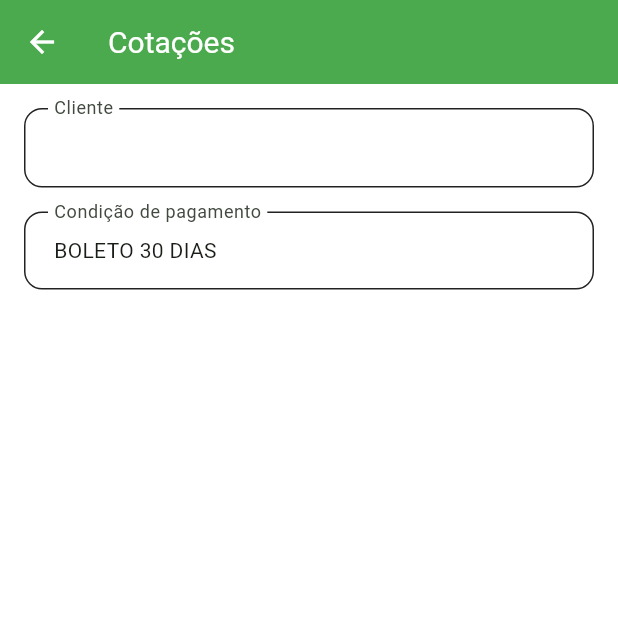
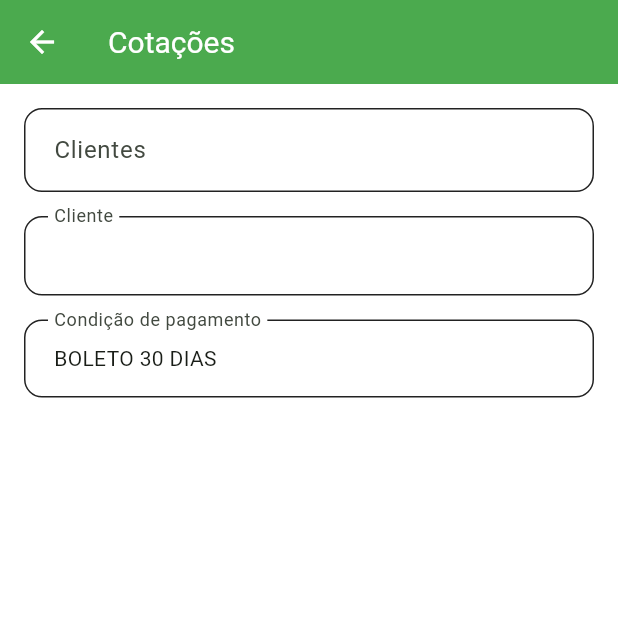
Before and after one commit to leandro-pilz/app_vendas_lite, a Flutter app: the QuotesPage screen opened by its route, on a phone screen of 412 x 824 dp, the top half of it. Run offline on Flutter 3.47's test engine with Material 2 defaults, Android fonts, the phone set to English and light mode, and no system bars; our stand-ins replace brasil_fields, go_router, sqflite; accounts and stored records are empty.

Commit message:
feat - Implementado o auto complete dinâmico.

```diff
--- a/lib/entities/customer_entity.dart
+++ b/lib/entities/customer_entity.dart
@@ -1,10 +1,10 @@
 import 'package:app_vendas_lite/entities/entity.dart';
 
 class CustomerEntity extends Entity {
-  final String name;
-  final String cpfCnpj;
-  final String? email;
-  final String? phone;
+  String name;
+  String cpfCnpj;
+  String? email;
+  String? phone;
 
   CustomerEntity({
     super.id,
@@ -16,4 +16,9 @@ class CustomerEntity extends Entity {
     required super.createAt,
     required super.updateAt,
   });
+
+  @override
+  String filter() {
+    return '$name$cpfCnpj';
+  }
 }
--- a/lib/entities/entity.dart
+++ b/lib/entities/entity.dart
@@ -1,8 +1,10 @@
 abstract class Entity {
   String? id;
   bool? status;
-  String? createAt;
-  String? updateAt;
+  DateTime? createAt;
+  DateTime? updateAt;
 
   Entity({this.id, this.status, this.createAt, this.updateAt});
+
+  String filter();
 }
--- a/lib/ui/pages/quote_pages/quotes_page.dart
+++ b/lib/ui/pages/quote_pages/quotes_page.dart
@@ -1,10 +1,13 @@
+import 'package:app_vendas_lite/ui/utils/auto_complete_data.dart';
+import 'package:app_vendas_lite/ui/utils/extensions.dart';
 import 'package:flutter/material.dart';
-import 'package:go_router/go_router.dart';
 
 import '/entities/customer_entity.dart';
 import '/ui/widgets/text_field_custom.dart';
+import '../../../data.dart';
 import '../../utils/constants.dart';
 import '../../widgets/app_scaffold.dart';
+import '../../widgets/auto_complete_custom.dart';
 
 class QuotesPage extends StatefulWidget {
   const QuotesPage({super.key});
@@ -14,7 +17,15 @@ class QuotesPage extends StatefulWidget {
 }
 
 class _QuotesPageState extends State<QuotesPage> {
-  CustomerEntity? customerSelected;
+  late Function(Function(CustomerEntity customer)) onSelectedCustomer;
+  late CustomerEntity customerSelected;
+
+  @override
+  void initState() {
+    final date = DateTime.now();
+    customerSelected = CustomerEntity(name: '', cpfCnpj: '', status: false, createAt: date, updateAt: date);
+    super.initState();
+  }
 
   @override
   Widget build(BuildContext context) {
@@ -22,20 +33,22 @@ class _QuotesPageState extends State<QuotesPage> {
       title: 'Cotações',
       child: Column(
         children: [
-          TextFieldCustom(
-            text: customerSelected == null ? '' : customerSelected?.name ?? '',
-            label: 'Cliente',
-            onTap: () async {
-              final result = await context.pushNamed('cliente', extra: true);
-              if (result != null) {
-                setState(() {
-                  customerSelected = (result as CustomerEntity);
-                });
-              }
+          AutoCompleteCustom(
+            onSelected: (customer) {
+              debugPrint('Cliente selecionado ${customer.display}');
+            },
+            onChanged: (list) {
+              list(customers.map((e) => AutoCompleteData(data: e, filter: e.filter(), display: e.displaySearchValue())).toList());
             },
           ),
-          SizedBox(height: kMediumPadding),
-          TextFieldCustom(text: 'BOLETO 30 DIAS', label: 'Condição de pagamento'),
+          const SizedBox(height: kMediumPadding),
+          TextFieldCustom(
+            text: customerSelected.name,
+            label: 'Cliente',
+            onTap: () {},
+          ),
+          const SizedBox(height: kMediumPadding),
+          const TextFieldCustom(text: 'BOLETO 30 DIAS', label: 'Condição de pagamento'),
         ],
       ),
     );
--- a/lib/ui/router.dart
+++ b/lib/ui/router.dart
@@ -1,3 +1,4 @@
+import 'package:app_vendas_lite/entities/customer_entity.dart';
 import 'package:flutter/material.dart';
 import 'package:go_router/go_router.dart';
 
@@ -30,6 +31,7 @@ final router = GoRouter(
       },
     ),
     GoRoute(
+      parentNavigatorKey: _navigatorKey,
       name: 'home',
       path: '/home',
       pageBuilder: (context, state) {
@@ -62,12 +64,13 @@ final router = GoRouter(
           },
         ),
         GoRoute(
+          // parentNavigatorKey: _navigatorKey,
           name: 'cliente',
           path: 'cliente',
           pageBuilder: (context, state) {
             return CustomTransitionPage(
               key: state.pageKey,
-              child: CustomersPage(returnCustomerSelectedPop: state.extra as bool?),
+              child: CustomersPage(),
               transitionsBuilder: (context, animation, secondaryAnimation, child) {
                 return FadeTransition(
                   opacity: CurveTween(curve: Curves.easeInOutSine).animate(animation),
@@ -78,6 +81,7 @@ final router = GoRouter(
           },
         ),
         GoRoute(
+          parentNavigatorKey: _navigatorKey,
           name: 'pedido',
           path: 'pedido',
           pageBuilder: (context, state) {
--- /dev/null
+++ b/lib/ui/utils/auto_complete_data.dart
@@ -0,0 +1,9 @@
+import '/entities/entity.dart';
+
+class AutoCompleteData {
+  final Entity data;
+  final String filter;
+  final String display;
+
+  AutoCompleteData({required this.data, required this.filter, required this.display});
+}
--- /dev/null
+++ b/lib/ui/widgets/auto_complete_custom.dart
@@ -0,0 +1,120 @@
+import 'package:flutter/material.dart';
+
+import '/ui/utils/util.dart';
+import '../utils/auto_complete_data.dart';
+import '../utils/constants.dart';
+import 'list_view_custom.dart';
+
+class AutoCompleteCustom extends StatefulWidget {
+  final Function(Function(List<AutoCompleteData>) onCallBack) onChanged;
+  final Function(AutoCompleteData) onSelected;
+
+  const AutoCompleteCustom({super.key, required this.onChanged, required this.onSelected});
+
+  @override
+  State<AutoCompleteCustom> createState() => _AutoCompleteCustomState();
+}
+
+class _AutoCompleteCustomState extends State<AutoCompleteCustom> {
+  late ScrollController scrollController;
+  late List<AutoCompleteData> dataList;
+
+  @override
+  void initState() {
+    dataList = [];
+    scrollController = ScrollController();
+    super.initState();
+  }
+
+  @override
+  void dispose() {
+    scrollController.dispose();
+    super.dispose();
+  }
+
+  @override
+  Widget build(BuildContext context) {
+    return Autocomplete<AutoCompleteData>(
+      optionsBuilder: (TextEditingValue value) {
+        if (value.text.isEmpty) {
+          return [];
+        }
+
+        widget.onChanged((list) {
+          setState(() {
+            dataList = list;
+          });
+        });
+
+        return dataList.where((element) => element.filter.toLowerCase().contains(value.text.toLowerCase()));
+      },
+      fieldViewBuilder: (context, controller, focusNode, onFieldSubmitted) {
+        return _textFormField(controller: controller, focusNode: focusNode, label: 'Clientes');
+      },
+      optionsViewBuilder: (BuildContext context, Function onSelect, Iterable<AutoCompleteData> list) {
+        return Material(
+          child: ListViewCustom(
+            list: list.toList(),
+            scrollController: scrollController,
+            child: (int index) {
+              final line = list.elementAt(index);
+              return InkWell(
+                onTap: () => onSelect(line),
+                child: Container(
+                  color: listItemBackgroundColor(index: index),
+                  child: Text(line.display),
+                ),
+              );
+            },
+          ),
+        );
+      },
+      onSelected: (value)  {
+        widget.onSelected(value);
+      },
+      displayStringForOption: (data) => data.display,
+    );
+  }
+
+  TextFormField _textFormField({required TextEditingController controller, required FocusNode focusNode, required String label}) {
+    return TextFormField(
+      controller: controller,
+      focusNode: focusNode,
+      decoration: InputDecoration(
+        labelText: label,
+        filled: true,
+        fillColor: Colors.white,
+        hintStyle: const TextStyle(color: Colors.black45),
+        contentPadding: const EdgeInsets.all(kMediumPadding),
+        focusedBorder: OutlineInputBorder(
+          borderRadius: BorderRadius.circular(kBorderRadiusDefault),
+          borderSide: const BorderSide(
+            color: Colors.black87,
+            // width: 0.0,
+          ),
+        ),
+        disabledBorder: OutlineInputBorder(
+          borderRadius: BorderRadius.circular(kBorderRadiusDefault),
+          borderSide: const BorderSide(
+            color: Colors.black87,
+            // width: 0.0,
+          ),
+        ),
+        enabledBorder: OutlineInputBorder(
+          borderRadius: BorderRadius.circular(kBorderRadiusDefault),
+          borderSide: const BorderSide(
+            color: Colors.black87,
+            // width: 0.0,
+          ),
+        ),
+        border: OutlineInputBorder(
+          borderRadius: BorderRadius.circular(kBorderRadiusDefault),
+          borderSide: const BorderSide(
+            color: Colors.black87,
+            // width: 0.0,
+          ),
+        ),
+      ),
+    );
+  }
+}
--- a/lib/ui/widgets/list_view_custom.dart
+++ b/lib/ui/widgets/list_view_custom.dart
@@ -5,7 +5,7 @@ import '/ui/utils/constants.dart';
 import 'circular_progress_indicator_custom.dart';
 
 class ListViewCustom extends StatelessWidget {
-  final List<Entity> list;
+  final List<dynamic> list;
   final ScrollController scrollController;
   final Widget Function(int index) child;
   final bool? shrinkWrap;
```
Also changed, not shown: lib/data.dart (added, +36 -0 lines), lib/entities/user_entity.dart (+12 -0 lines), lib/ui/pages/customer_pages/customers_page.dart (+22 -107 lines), lib/ui/utils/extensions.dart (+8 -0 lines).
